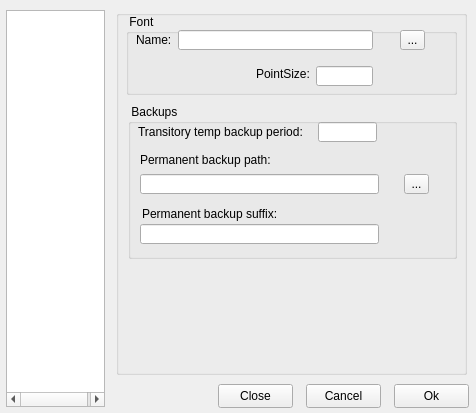
Old version of the form harbour/contrib/hbide/resources/setup.ui in the repository harbour/core.
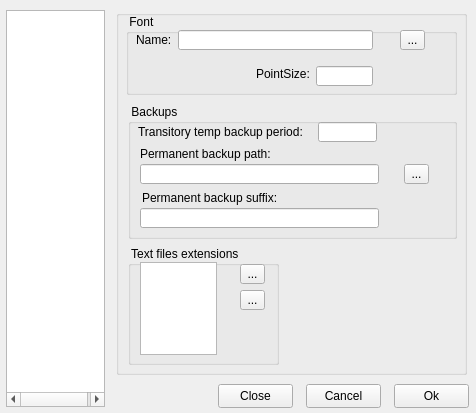
New version of the form. The open tabs and pages were chosen to show the change.

Commit message: 2010-06-17 19:07 UTC-0800 Pritpal Bedi (bedipritpal@hotmail.com)   * contrib/hbide/resources/setup.ui   * contrib/hbide/resources/setup.uic   * contrib/hbide/hbide.prg   * contrib/hbide/idedocks.prg   * contrib/hbide/ideedit.prg   * contrib/hbide/ideeditor.prg   * contrib/hbide/ideobject.prg   * contrib/hbide/idesaveload.prg   * contrib/hbide/idestylesheets.prg     + Started: cleaning and extendibility of .ini variables.

```diff
--- a/harbour/contrib/hbide/resources/setup.ui
+++ b/harbour/contrib/hbide/resources/setup.ui
@@ -669,7 +669,7 @@
         <x>12</x>
         <y>94</y>
         <width>329</width>
-        <height>155</height>
+        <height>135</height>
        </rect>
       </property>
       <property name="title">
@@ -702,7 +702,7 @@
        <property name="geometry">
         <rect>
          <x>12</x>
-         <y>48</y>
+         <y>42</y>
          <width>235</width>
          <height>16</height>
         </rect>
@@ -715,7 +715,7 @@
        <property name="geometry">
         <rect>
          <x>12</x>
-         <y>70</y>
+         <y>60</y>
          <width>239</width>
          <height>20</height>
         </rect>
@@ -725,7 +725,7 @@
        <property name="geometry">
         <rect>
          <x>276</x>
-         <y>70</y>
+         <y>60</y>
          <width>25</width>
          <height>20</height>
         </rect>
@@ -738,7 +738,7 @@
        <property name="geometry">
         <rect>
          <x>14</x>
-         <y>102</y>
+         <y>86</y>
          <width>235</width>
          <height>16</height>
         </rect>
@@ -751,13 +751,62 @@
        <property name="geometry">
         <rect>
          <x>12</x>
-         <y>120</y>
+         <y>104</y>
          <width>239</width>
          <height>20</height>
         </rect>
        </property>
       </widget>
      </widget>
+     <widget class="QGroupBox" name="groupBox_20">
+      <property name="geometry">
+       <rect>
+        <x>12</x>
+        <y>236</y>
+        <width>151</width>
+        <height>119</height>
+       </rect>
+      </property>
+      <property name="title">
+       <string> Text files extensions </string>
+      </property>
+      <widget class="QListWidget" name="listTextExt">
+       <property name="geometry">
+        <rect>
+         <x>12</x>
+         <y>16</y>
+         <width>77</width>
+         <height>93</height>
+        </rect>
+       </property>
+      </widget>
+      <widget class="QToolButton" name="buttonAddTextExt">
+       <property name="geometry">
+        <rect>
+         <x>112</x>
+         <y>18</y>
+         <width>25</width>
+         <height>20</height>
+        </rect>
+       </property>
+       <property name="text">
+        <string>...</string>
+       </property>
+      </widget>
+      <widget class="QToolButton" name="buttonDelTextExt">
+       <property name="geometry">
+        <rect>
+         <x>112</x>
+         <y>44</y>
+         <width>25</width>
+         <height>20</height>
+        </rect>
+       </property>
+       <property name="text">
+        <string>...</string>
+       </property>
+      </widget>
+     </widget>
     </widget>
    </widget>
    <widget class="QWidget" name="pagePaths">
```
Left out of the diff: 2 changed lines with no effect on the pictures. The commit also changes 9 other files.
